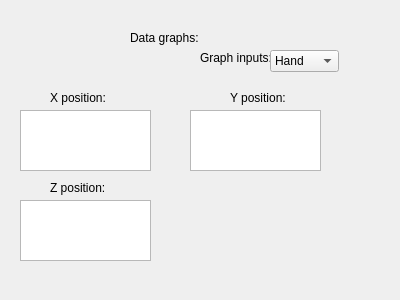
Above: rqt_pr2_hand_syntouch_sensor_interface/resource/datagraphs.ui from BigMacStorm/PR2_hapticSensorResearch before the change. Below: the same form after it.
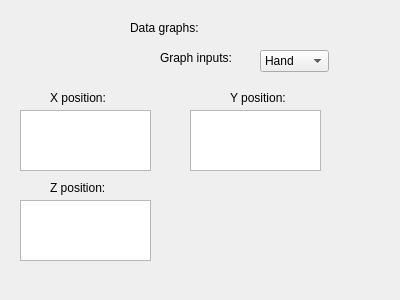
That is the form after the change.

Diff of the .ui file:
```diff
--- a/rqt_pr2_hand_syntouch_sensor_interface/resource/datagraphs.ui
+++ b/rqt_pr2_hand_syntouch_sensor_interface/resource/datagraphs.ui
@@ -17,8 +17,8 @@
    <property name="geometry">
     <rect>
      <x>130</x>
-     <y>30</y>
-     <width>71</width>
+     <y>20</y>
+     <width>131</width>
      <height>16</height>
     </rect>
    </property>
@@ -29,9 +29,9 @@
   <widget class="QLabel" name="label_2">
    <property name="geometry">
     <rect>
-     <x>200</x>
+     <x>160</x>
      <y>50</y>
-     <width>71</width>
+     <width>131</width>
      <height>16</height>
     </rect>
    </property>
@@ -42,7 +42,7 @@
   <widget class="QComboBox" name="dg_comboBox">
    <property name="geometry">
     <rect>
-     <x>270</x>
+     <x>260</x>
      <y>50</y>
      <width>69</width>
      <height>22</height>
@@ -64,7 +64,7 @@
     <rect>
      <x>50</x>
      <y>90</y>
-     <width>61</width>
+     <width>91</width>
      <height>16</height>
     </rect>
    </property>
@@ -77,7 +77,7 @@
     <rect>
      <x>230</x>
      <y>90</y>
-     <width>61</width>
+     <width>91</width>
      <height>16</height>
     </rect>
    </property>
@@ -90,7 +90,7 @@
     <rect>
      <x>50</x>
      <y>180</y>
-     <width>61</width>
+     <width>81</width>
      <height>16</height>
     </rect>
    </property>
```
